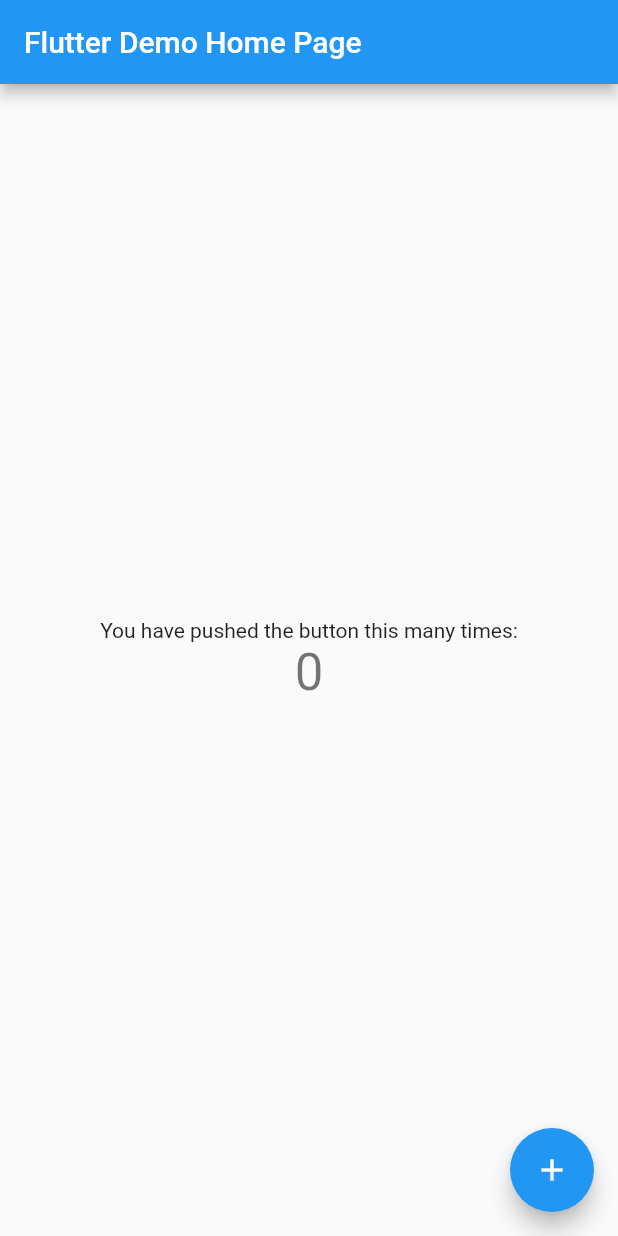
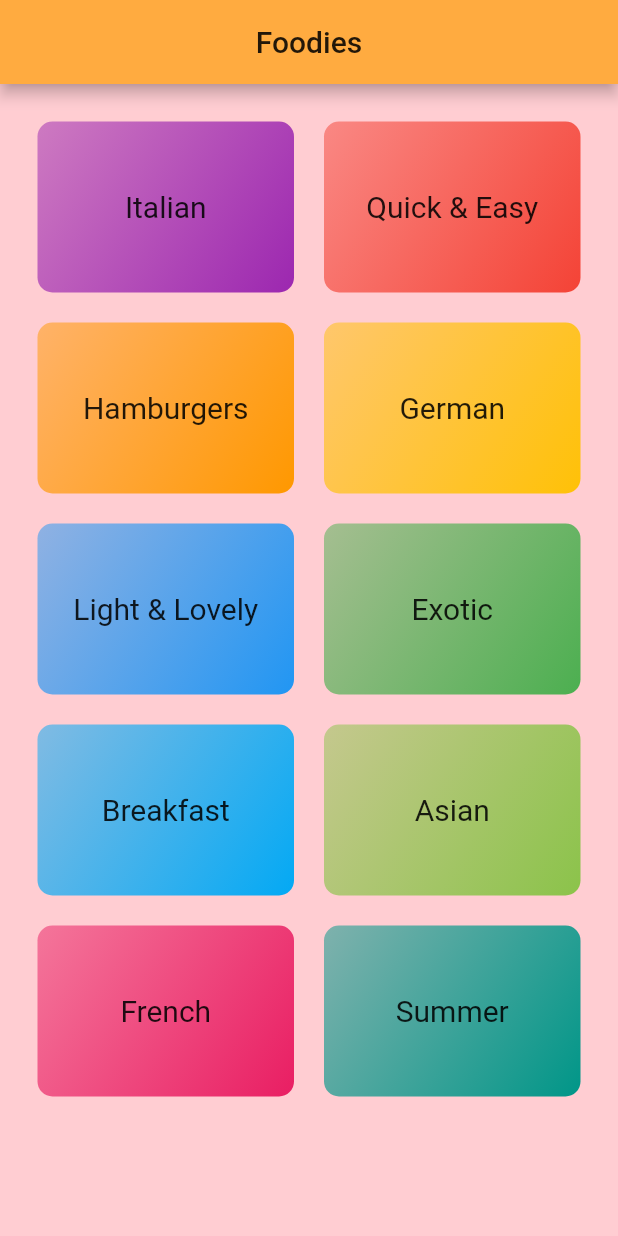
Before and after one commit to azim2429/Shop-App, a Flutter app: the screen it shows after launch, on a phone screen of 412 x 824 dp. Run offline on Flutter 3.47's test engine with Material 2 defaults, Android fonts, the phone set to English and light mode, and no system bars.

Commit message:
Food Category Page Completed

```diff
--- /dev/null
+++ b/lib/categories_screen.dart
@@ -0,0 +1,25 @@
+import 'package:flutter/material.dart';
+import 'package:shopapp/category_item.dart';
+import 'model/test_data.dart';
+
+class CategoriesScreen extends StatelessWidget {
+  @override
+  Widget build(BuildContext context) {
+    return Scaffold(
+      appBar:  AppBar(centerTitle: true,backgroundColor: Colors.orangeAccent,title: Text('Foodies')),
+      body: GridView(
+        padding: EdgeInsets.all(25),
+        children: DUMMY_CATEGORIES.map((catData) => CategoryItem(
+          catData.title,
+          catData.color
+        )).toList(),
+        gridDelegate: SliverGridDelegateWithMaxCrossAxisExtent(
+          maxCrossAxisExtent: 200,
+          childAspectRatio: 3 / 2,
+          crossAxisSpacing: 20,
+          mainAxisSpacing: 20,
+        ),
+      ),
+    );
+  }
+}
--- /dev/null
+++ b/lib/category_item.dart
@@ -0,0 +1,24 @@
+import 'package:flutter/cupertino.dart';
+import 'package:flutter/material.dart';
+
+
+class CategoryItem extends StatelessWidget {
+  final String title;
+  final Color color;
+
+  CategoryItem(this.title, this.color);
+
+  @override
+  Widget build(BuildContext context) {
+    return Container(
+      padding: const EdgeInsets.all(10),
+      child: Center(child: Text(title,style:Theme.of(context).textTheme.title,)),
+      decoration: BoxDecoration(
+          gradient: LinearGradient(
+              colors: [color.withOpacity(0.5), color.withOpacity(1)],
+              begin: Alignment.topLeft,
+              end: Alignment.bottomRight),
+          borderRadius: BorderRadius.circular(10)),
+    );
+  }
+}
--- a/lib/main.dart
+++ b/lib/main.dart
@@ -1,4 +1,5 @@
 import 'package:flutter/material.dart';
+import 'package:shopapp/categories_screen.dart';
 
 void main() {
   runApp(MyApp());
@@ -9,109 +10,27 @@ class MyApp extends StatelessWidget {
   @override
   Widget build(BuildContext context) {
     return MaterialApp(
-      title: 'Flutter Demo',
+      title: 'Foodies',
       theme: ThemeData(
-        // This is the theme of your application.
-        //
-        // Try running your application with "flutter run". You'll see the
-        // application has a blue toolbar. Then, without quitting the app, try
-        // changing the primarySwatch below to Colors.green and then invoke
-        // "hot reload" (press "r" in the console where you ran "flutter run",
-        // or simply save your changes to "hot reload" in a Flutter IDE).
-        // Notice that the counter didn't reset back to zero; the application
-        // is not restarted.
-        primarySwatch: Colors.blue,
-        // This makes the visual density adapt to the platform that you run
-        // the app on. For desktop platforms, the controls will be smaller and
-        // closer together (more dense) than on mobile platforms.
+        primarySwatch: Colors.orange,
+        accentColor: Colors.yellowAccent,
+        canvasColor: Colors.red[100],
+        textTheme: ThemeData.light().textTheme.copyWith(
+          body1: TextStyle(
+            color: Colors.black
+          ),
+          body2: TextStyle(
+            color: Colors.white
+          ),
+          title: TextStyle(
+            fontWeight: FontWeight.w400,
+            fontSize: 20,
+          )
+        ),
         visualDensity: VisualDensity.adaptivePlatformDensity,
       ),
-      home: MyHomePage(title: 'Flutter Demo Home Page'),
+      home: CategoriesScreen(),
+      debugShowCheckedModeBanner: false,
     );
   }
 }
-
-class MyHomePage extends StatefulWidget {
-  MyHomePage({Key key, this.title}) : super(key: key);
-
-  // This widget is the home page of your application. It is stateful, meaning
-  // that it has a State object (defined below) that contains fields that affect
-  // how it looks.
-
-  // This class is the configuration for the state. It holds the values (in this
-  // case the title) provided by the parent (in this case the App widget) and
-  // used by the build method of the State. Fields in a Widget subclass are
-  // always marked "final".
-
-  final String title;
-
-  @override
-  _MyHomePageState createState() => _MyHomePageState();
-}
-
-class _MyHomePageState extends State<MyHomePage> {
-  int _counter = 0;
-
-  void _incrementCounter() {
-    setState(() {
-      // This call to setState tells the Flutter framework that something has
-      // changed in this State, which causes it to rerun the build method below
-      // so that the display can reflect the updated values. If we changed
-      // _counter without calling setState(), then the build method would not be
-      // called again, and so nothing would appear to happen.
-      _counter++;
-    });
-  }
-
-  @override
-  Widget build(BuildContext context) {
-    // This method is rerun every time setState is called, for instance as done
-    // by the _incrementCounter method above.
-    //
-    // The Flutter framework has been optimized to make rerunning build methods
-    // fast, so that you can just rebuild anything that needs updating rather
-    // than having to individually change instances of widgets.
-    return Scaffold(
-      appBar: AppBar(
-        // Here we take the value from the MyHomePage object that was created by
-        // the App.build method, and use it to set our appbar title.
-        title: Text(widget.title),
-      ),
-      body: Center(
-        // Center is a layout widget. It takes a single child and positions it
-        // in the middle of the parent.
-        child: Column(
-          // Column is also a layout widget. It takes a list of children and
-          // arranges them vertically. By default, it sizes itself to fit its
-          // children horizontally, and tries to be as tall as its parent.
-          //
-          // Invoke "debug painting" (press "p" in the console, choose the
-          // "Toggle Debug Paint" action from the Flutter Inspector in Android
-          // Studio, or the "Toggle Debug Paint" command in Visual Studio Code)
-          // to see the wireframe for each widget.
-          //
-          // Column has various properties to control how it sizes itself and
-          // how it positions its children. Here we use mainAxisAlignment to
-          // center the children vertically; the main axis here is the vertical
-          // axis because Columns are vertical (the cross axis would be
-          // horizontal).
-          mainAxisAlignment: MainAxisAlignment.center,
-          children: <Widget>[
-            Text(
-              'You have pushed the button this many times:',
-            ),
-            Text(
-              '$_counter',
-              style: Theme.of(context).textTheme.headline4,
-            ),
-          ],
-        ),
-      ),
-      floatingActionButton: FloatingActionButton(
-        onPressed: _incrementCounter,
-        tooltip: 'Increment',
-        child: Icon(Icons.add),
-      ), // This trailing comma makes auto-formatting nicer for build methods.
-    );
-  }
-}
--- /dev/null
+++ b/lib/model/category.dart
@@ -0,0 +1,13 @@
+import 'package:flutter/material.dart';
+
+class Category{
+  final String id;
+  final String title;
+  final Color color;
+
+  const Category({
+    @required this.id,
+    @required this.title,
+    @required this.color,
+  });
+}
--- /dev/null
+++ b/lib/model/test_data.dart
@@ -0,0 +1,56 @@
+import 'package:flutter/material.dart';
+
+import 'category.dart';
+
+const DUMMY_CATEGORIES = const [
+  Category(
+    id: 'c1',
+    title: 'Italian',
+    color: Colors.purple,
+  ),
+  Category(
+    id: 'c2',
+    title: 'Quick & Easy',
+    color: Colors.red,
+  ),
+  Category(
+    id: 'c3',
+    title: 'Hamburgers',
+    color: Colors.orange,
+  ),
+  Category(
+    id: 'c4',
+    title: 'German',
+    color: Colors.amber,
+  ),
+  Category(
+    id: 'c5',
+    title: 'Light & Lovely',
+    color: Colors.blue,
+  ),
+  Category(
+    id: 'c6',
+    title: 'Exotic',
+    color: Colors.green,
+  ),
+  Category(
+    id: 'c7',
+    title: 'Breakfast',
+    color: Colors.lightBlue,
+  ),
+  Category(
+    id: 'c8',
+    title: 'Asian',
+    color: Colors.lightGreen,
+  ),
+  Category(
+    id: 'c9',
+    title: 'French',
+    color: Colors.pink,
+  ),
+  Category(
+    id: 'c10',
+    title: 'Summer',
+    color: Colors.teal,
+  ),
+];
```
Also changed, not shown: 1 other file.
